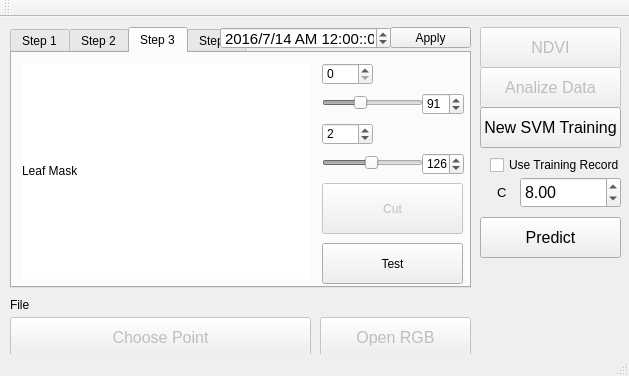
Before: the Qt Designer form mainwindow.ui in Chia-ChunHsu/NewCapture, drawn with Qt 5.
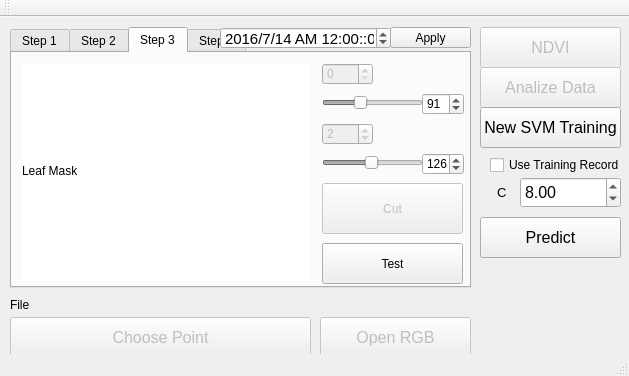
After: the same form once the commit is applied. The open tabs and pages were chosen to show the change.

```diff
--- a/mainwindow.ui
+++ b/mainwindow.ui
@@ -301,6 +301,9 @@
       </property>
      </widget>
      <widget class="QSpinBox" name="spinBoxT1">
+      <property name="enabled">
+       <bool>false</bool>
+      </property>
       <property name="geometry">
        <rect>
         <x>310</x>
@@ -314,6 +317,9 @@
       </property>
      </widget>
      <widget class="QSpinBox" name="spinBoxT2">
+      <property name="enabled">
+       <bool>false</bool>
+      </property>
       <property name="geometry">
        <rect>
         <x>310</x>
```
Left out of the diff: 21 changed lines with no effect on the pictures.
